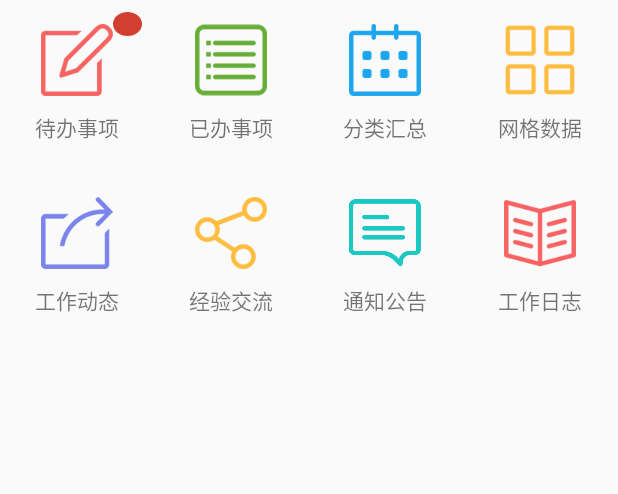
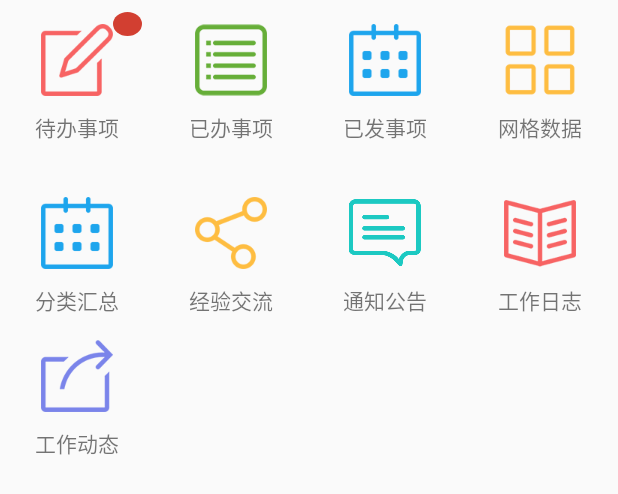
Before and after one commit to allenwithcj/zhicheng-app, an Android app: the layout activity_main_home_buttongroup.xml on its own in the app's theme, with its tools: preview values and no code run, on a phone screen of 412 x 824 dp. Shown: the top 494 px of the screen. Run offline under Robolectric (Android 15) with nearby library versions, the phone set to English and light mode, and no system bars.

Commit message:
添加已发事项功能

```diff
--- a/app/src/main/java/com/zhicheng/ui/activity/IneedActivity.java
+++ b/app/src/main/java/com/zhicheng/ui/activity/IneedActivity.java
@@ -98,14 +98,15 @@ public class IneedActivity extends BaseActivity implements UpThingsView{
 		filter = PhotoFilter.build();
 		filter.showGif(false);
 		mIneedAdapter.setSendLocation(maps -> {
+			IneedAdapter.InputChooseViewHolder holder = (IneedAdapter.InputChooseViewHolder) mRecyclerView.getChildViewHolder(mRecyclerView.getChildAt(0));
 			if (maps.get("openMap") != null && maps.get("openMap").equals("true")){
 				UIUtils.startActivity(new Intent(this,LcationMapTEST.class));
+				holder.mProgressBar.setVisibility(View.GONE);
 			}else {
 				mData.put(0,maps.get("address"));
 				mData.put(7,maps.get("latitude"));
 				mData.put(8,maps.get("longitude"));
 				mData.put(9,maps.get("desc"));
-				IneedAdapter.InputChooseViewHolder holder = (IneedAdapter.InputChooseViewHolder) mRecyclerView.getChildViewHolder(mRecyclerView.getChildAt(0));
 				holder.input_choose.setText(mData.get(0));
 				holder.mProgressBar.setVisibility(View.GONE);
 			}
--- a/app/src/main/res/layout/activity_main_home_banner.xml
+++ b/app/src/main/res/layout/activity_main_home_banner.xml
@@ -3,11 +3,10 @@
     xmlns:app="http://schemas.android.com/apk/res-auto"
     android:layout_width="match_parent"
     android:layout_height="wrap_content"
-    app:cardBackgroundColor="@color/red">
+    app:cardBackgroundColor="@color/white">
     <com.library.LoopViewPager
         android:id="@+id/loopViewPager"
         android:layout_width="match_parent"
         android:layout_height="200dp">
-
     </com.library.LoopViewPager>
 </android.support.v7.widget.CardView>
--- a/app/src/main/res/layout/activity_main_home_buttongroup.xml
+++ b/app/src/main/res/layout/activity_main_home_buttongroup.xml
@@ -6,6 +6,7 @@
     android:layout_height="wrap_content"
     android:layout_marginTop="@dimen/activity_vertical_margin"
     android:layout_marginBottom="@dimen/activity_vertical_margin">
+
     <LinearLayout
         android:layout_width="match_parent"
         android:layout_height="0dp"
@@ -50,7 +51,7 @@
             android:drawableTop="@mipmap/ic_finished"
             android:text="@string/Finished"/>
         <TextView
-            android:id="@+id/FenLei"
+            android:id="@+id/Sended"
             android:layout_width="0dp"
             android:layout_height="match_parent"
             android:layout_weight="1"
@@ -58,7 +59,7 @@
             android:padding="8dp"
             android:drawablePadding="10dp"
             android:drawableTop="@mipmap/ic_fenlei"
-            android:text="@string/FenLei"/>
+            android:text="@string/Sended"/>
         <TextView
             android:id="@+id/GridDataBase"
             android:layout_width="0dp"
@@ -70,21 +71,22 @@
             android:drawableTop="@mipmap/ic_grid"
             android:text="@string/GridDataBase"/>
     </LinearLayout>
+
     <LinearLayout
         android:layout_width="match_parent"
         android:layout_height="0dp"
         android:orientation="horizontal"
         android:layout_weight="1">
         <TextView
-            android:id="@+id/work"
+            android:id="@+id/FenLei"
             android:layout_width="0dp"
             android:layout_height="match_parent"
             android:gravity="center"
             android:layout_weight="1"
             android:padding="8dp"
             android:drawablePadding="10dp"
-            android:drawableTop="@mipmap/ic_work"
-            android:text="@string/work"/>
+            android:drawableTop="@mipmap/ic_fenlei"
+            android:text="@string/FenLei"/>
         <TextView
             android:id="@+id/Experiment"
             android:layout_width="0dp"
@@ -116,4 +118,41 @@
             android:drawableTop="@mipmap/ic_worknote"
             android:text="@string/workNote"/>
     </LinearLayout>
+    <LinearLayout
+        android:layout_width="match_parent"
+        android:layout_height="0dp"
+        android:orientation="horizontal"
+        android:layout_weight="1">
+        <TextView
+            android:id="@+id/work"
+            android:layout_width="0dp"
+            android:layout_height="match_parent"
+            android:gravity="center"
+            android:layout_weight="1"
+            android:padding="8dp"
+            android:drawablePadding="10dp"
+            android:drawableTop="@mipmap/ic_work"
+            android:text="@string/work"/>
+        <TextView
+            android:layout_width="0dp"
+            android:layout_height="match_parent"
+            android:gravity="center"
+            android:layout_weight="1"
+            android:padding="8dp"
+            android:drawablePadding="10dp"/>
+        <TextView
+            android:layout_width="0dp"
+            android:layout_height="match_parent"
+            android:gravity="center"
+            android:padding="8dp"
+            android:layout_weight="1"
+            android:drawablePadding="10dp"/>
+        <TextView
+            android:layout_width="0dp"
+            android:layout_height="match_parent"
+            android:gravity="center"
+            android:layout_weight="1"
+            android:padding="8dp"
+            android:drawablePadding="10dp"/>
+    </LinearLayout>
 </LinearLayout>
--- a/app/src/main/res/values/strings.xml
+++ b/app/src/main/res/values/strings.xml
@@ -16,6 +16,7 @@
     <string name="bao_location">无法获取当前位置</string>
     <string name="NoFinish">待办事项</string>
     <string name="Finished">已办事项</string>
+    <string name="Sended">已发事项</string>
     <string name="FenLei">分类汇总</string>
     <string name="GridDataBase">网格数据</string>
     <string name="work">工作动态</string>
```
Also changed, not shown: app/src/main/AndroidManifest.xml (+88 -63 lines), app/src/main/java/com/zhicheng/ui/activity/OfficialFinishDetail.java (+0 -10 lines), app/src/main/java/com/zhicheng/ui/adapter/HomeFragmentAdapter.java (+7 -0 lines).
